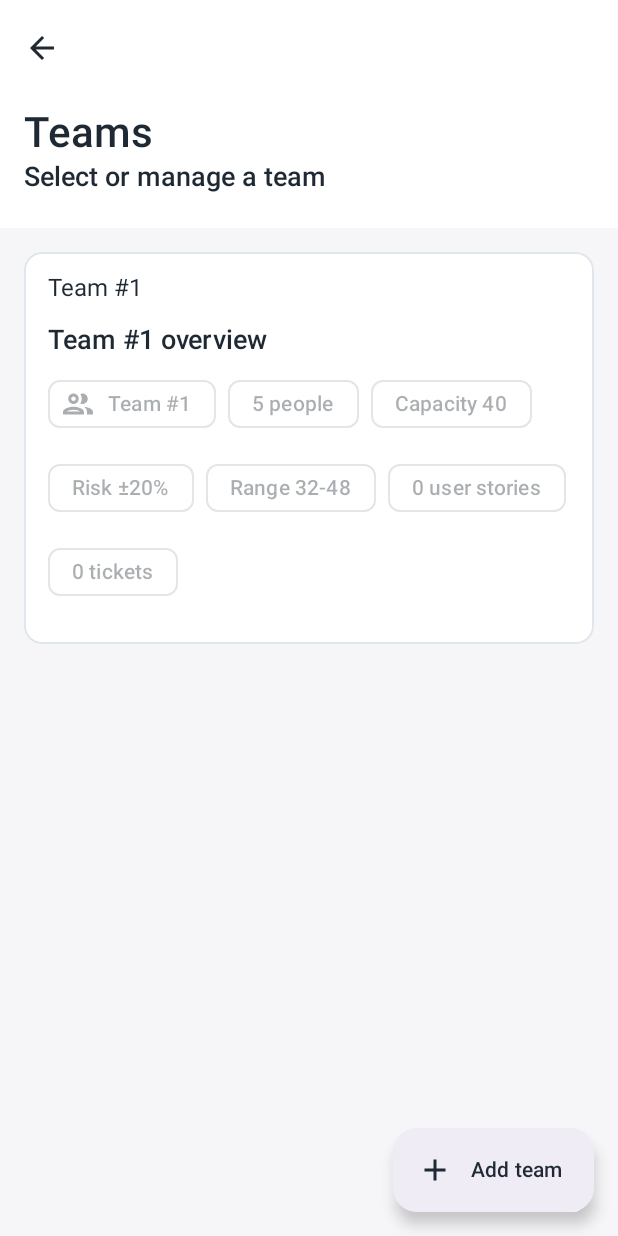
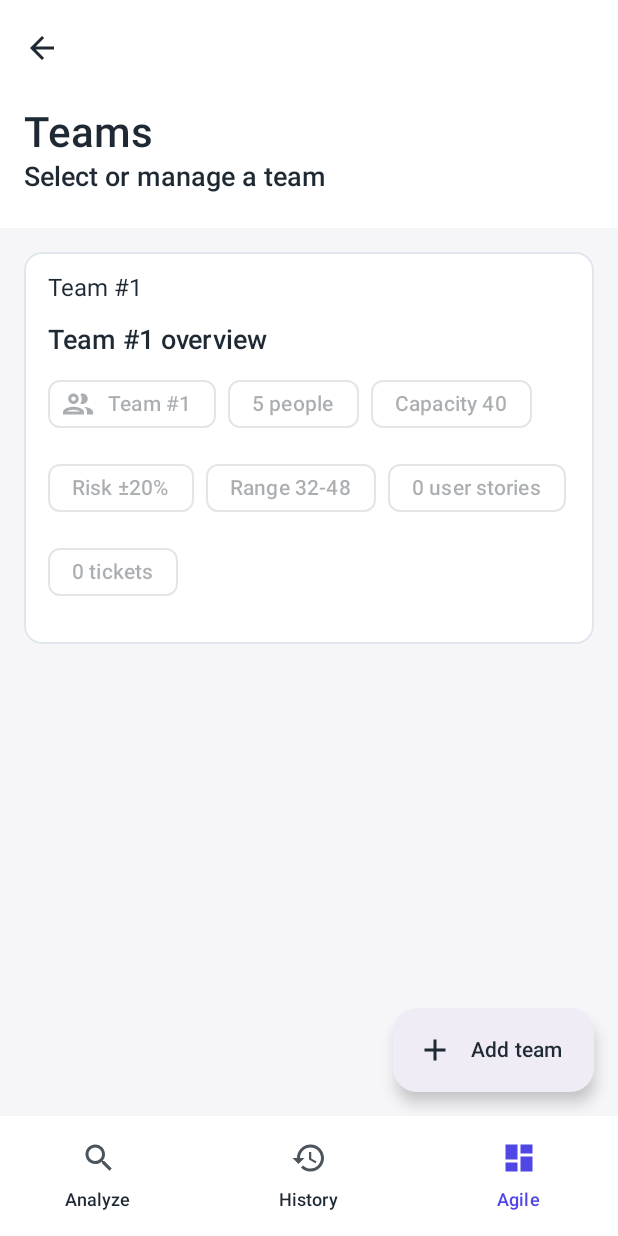
Before and after one commit to Sirelon/AICalories, an Android app built with Jetpack Compose: the @Preview function App, on a phone screen of 412 x 824 dp. Run offline under Robolectric (Android 15) with nearby library versions, the light colour scheme and no system bars; our stand-ins replace Navigation 3; libraries missing offline, so code that uses them is left out: com.mohamedrejeb.calf.

Commit message:
Add responsive navigation layout (#32)
Co-authored-by: sirelon <sasha.sirelon@gmail.com>

```diff
--- a/composeApp/src/commonMain/kotlin/com/sirelon/aicalories/App.kt
+++ b/composeApp/src/commonMain/kotlin/com/sirelon/aicalories/App.kt
@@ -2,13 +2,8 @@ package com.sirelon.aicalories
 
 import androidx.compose.foundation.layout.fillMaxSize
 import androidx.compose.runtime.Composable
-import androidx.compose.runtime.mutableStateListOf
-import androidx.compose.runtime.remember
 import androidx.compose.ui.Modifier
 import androidx.compose.ui.tooling.preview.Preview
-import androidx.navigation3.runtime.entryProvider
-import androidx.navigation3.runtime.rememberSaveableStateHolderNavEntryDecorator
-import androidx.navigation3.ui.NavDisplay
 import coil3.ImageLoader
 import coil3.compose.setSingletonImageLoaderFactory
 import com.mohamedrejeb.calf.picker.coil.KmpFileFetcher
@@ -19,7 +14,13 @@ import com.sirelon.aicalories.features.agile.AgileRoot
 import com.sirelon.aicalories.features.analyze.ui.AnalyzeScreen
 import com.sirelon.aicalories.features.history.ui.HistoryScreenRoute
 import com.sirelon.aicalories.navigation.AppDestination
+import com.sirelon.aicalories.navigation.AppNavigationLayout
 import org.koin.compose.KoinApplication
+import androidx.compose.runtime.mutableStateListOf
+import androidx.compose.runtime.remember
+import androidx.navigation3.runtime.entryProvider
+import androidx.navigation3.runtime.rememberSaveableStateHolderNavEntryDecorator
+import androidx.navigation3.ui.NavDisplay
 
 @Composable
 @Preview
@@ -37,9 +38,7 @@ fun App() {
     ) {
         AppTheme {
             val navBackStack = remember {
-                val startDestination = AppDestination.Agile
-
-                mutableStateListOf<AppDestination>(startDestination)
+                mutableStateListOf<AppDestination>(AppDestination.Agile)
             }
 
             val popDestination: () -> Unit = {
@@ -47,9 +46,9 @@ fun App() {
                     navBackStack.removeLastOrNull()
                 }
             }
+
             val showBackButton: Boolean = navBackStack.size > 1
-
-            fun navigateTo(destination: AppDestination) {
+            val navigateTo: (AppDestination) -> Unit = { destination ->
                 if (navBackStack.lastOrNull() != destination) {
                     navBackStack.add(destination)
                 }
@@ -61,6 +60,10 @@ fun App() {
                 }
             }
 
+            AppNavigationLayout(
+                currentDestination = navBackStack.last(),
+                onNavigate = navigateTo,
+            ) {
                 NavDisplay(
                     modifier = Modifier.fillMaxSize(),
                     backStack = navBackStack,
@@ -87,3 +90,4 @@ fun App() {
             }
         }
     }
+}
--- a/composeApp/src/commonMain/kotlin/com/sirelon/aicalories/features/agile/AgileRoot.kt
+++ b/composeApp/src/commonMain/kotlin/com/sirelon/aicalories/features/agile/AgileRoot.kt
@@ -1,15 +1,17 @@
 package com.sirelon.aicalories.features.agile
 
+import androidx.compose.foundation.layout.Row
 import androidx.compose.foundation.layout.fillMaxSize
+import androidx.compose.foundation.layout.fillMaxWidth
+import androidx.compose.foundation.layout.padding
 import androidx.compose.runtime.Composable
 import androidx.compose.runtime.mutableStateListOf
 import androidx.compose.runtime.remember
 import androidx.compose.ui.Modifier
-import androidx.navigation3.runtime.entryProvider
-import androidx.navigation3.runtime.rememberSaveableStateHolderNavEntryDecorator
-import androidx.navigation3.ui.NavDisplay
+import androidx.compose.ui.platform.LocalWindowInfo
+import androidx.compose.ui.unit.dp
+import com.sirelon.aicalories.features.agile.capacity.CapacityResultScreen
 import com.sirelon.aicalories.features.agile.navigation.AgileDestination
-import com.sirelon.aicalories.features.agile.capacity.CapacityResultScreen
 import com.sirelon.aicalories.features.agile.team.TeamScreen
 import com.sirelon.aicalories.features.agile.teamlist.TeamPickerScreen
 
@@ -20,6 +22,8 @@ fun AgileRoot(
     val navBackStack = remember {
         mutableStateListOf<AgileDestination>(AgileDestination.TeamPicker)
     }
+    val windowInfo = LocalWindowInfo.current
+    val isWide = windowInfo.containerDpSize.width >= 960.dp
 
     val popDestination: () -> Unit = {
         if (navBackStack.size > 1) {
@@ -42,13 +46,42 @@ fun AgileRoot(
         navBackStack.removeLastOrNull()
     }
 
-    NavDisplay(
-        modifier = Modifier.fillMaxSize(),
-        backStack = navBackStack,
-        entryDecorators = listOf(rememberSaveableStateHolderNavEntryDecorator<AgileDestination>()),
-        entryProvider = entryProvider<AgileDestination> {
-            entry<AgileDestination.TeamPicker> {
+    val current = navBackStack.last()
+    if (isWide && current is AgileDestination.StoryBoard) {
+        Row(
+            modifier = Modifier
+                .fillMaxSize()
+                .padding(horizontal = 16.dp),
+        ) {
+            androidx.compose.foundation.layout.Box(modifier = Modifier.weight(0.42f)) {
                 TeamPickerScreen(
+                    onBack = onExit,
+                    onTeamSelected = { teamId ->
+                        replaceTopDestination(AgileDestination.StoryBoard(teamId))
+                    },
+                    onOpenTeamSettings = { teamId ->
+                        pushDestination(AgileDestination.TeamSettings(teamId))
+                    },
+                )
+            }
+            androidx.compose.foundation.layout.Box(
+                modifier = Modifier
+                    .padding(start = 16.dp)
+                    .weight(0.58f),
+            ) {
+                AgileScreen(
+                    onBack = popDestination,
+                    onOpenTeamPicker = { pushDestination(AgileDestination.TeamSwitcher) },
+                    onOpenCapacityResult = { teamId ->
+                        pushDestination(AgileDestination.CapacityResult(teamId))
+                    },
+                    teamId = current.teamId,
+                )
+            }
+        }
+    } else {
+        when (current) {
+            AgileDestination.TeamPicker -> TeamPickerScreen(
                 onBack = onExit,
                 onTeamSelected = { teamId ->
                     pushDestination(AgileDestination.StoryBoard(teamId))
@@ -57,19 +90,8 @@ fun AgileRoot(
                     pushDestination(AgileDestination.TeamSettings(teamId))
                 },
             )
-            }
-            entry<AgileDestination.StoryBoard> { destination ->
-                AgileScreen(
-                    onBack = popDestination,
-                    onOpenTeamPicker = { pushDestination(AgileDestination.TeamSwitcher) },
-                    onOpenCapacityResult = { teamId ->
-                        pushDestination(AgileDestination.CapacityResult(teamId))
-                    },
-                    teamId = destination.teamId,
-                )
-            }
-            entry<AgileDestination.TeamSwitcher> {
-                TeamPickerScreen(
+
+            AgileDestination.TeamSwitcher -> TeamPickerScreen(
                 onBack = popDestination,
                 onTeamSelected = { teamId ->
                     removeTopDestination()
@@ -79,19 +101,25 @@ fun AgileRoot(
                     pushDestination(AgileDestination.TeamSettings(teamId))
                 },
             )
-            }
-            entry<AgileDestination.TeamSettings> { destination ->
-                TeamScreen(
+
+            is AgileDestination.StoryBoard -> AgileScreen(
                 onBack = popDestination,
-                    teamId = destination.teamId,
+                onOpenTeamPicker = { pushDestination(AgileDestination.TeamSwitcher) },
+                onOpenCapacityResult = { teamId ->
+                    pushDestination(AgileDestination.CapacityResult(teamId))
+                },
+                teamId = current.teamId,
+            )
+
+            is AgileDestination.TeamSettings -> TeamScreen(
+                onBack = popDestination,
+                teamId = current.teamId,
+            )
+
+            is AgileDestination.CapacityResult -> CapacityResultScreen(
+                onBack = popDestination,
+                teamId = current.teamId,
             )
         }
-            entry<AgileDestination.CapacityResult> { destination ->
-                CapacityResultScreen(
-                    onBack = popDestination,
-                    teamId = destination.teamId,
-                )
     }
-        },
-    )
 }
--- a/composeApp/src/commonMain/kotlin/com/sirelon/aicalories/features/agile/AgileScreen.kt
+++ b/composeApp/src/commonMain/kotlin/com/sirelon/aicalories/features/agile/AgileScreen.kt
@@ -54,6 +54,7 @@ import org.koin.core.parameter.parametersOf
 
 @Composable
 fun AgileScreen(
+    modifier: Modifier = Modifier,
     onBack: () -> Unit,
     onOpenTeamPicker: () -> Unit,
     onOpenCapacityResult: (Int) -> Unit,
@@ -69,12 +70,14 @@ fun AgileScreen(
         onOpenTeamPicker = onOpenTeamPicker,
         onOpenCapacityResult = onOpenCapacityResult,
         onEvent = viewModel::onEvent,
+        modifier = modifier,
     )
 }
 
 @Composable
 private fun AgileScreenContent(
     state: AgileContract.AgileState,
+    modifier: Modifier = Modifier,
     onBack: () -> Unit,
     onOpenTeamPicker: () -> Unit,
     onOpenCapacityResult: (Int) -> Unit,
@@ -91,7 +94,7 @@ private fun AgileScreenContent(
 
 
     Scaffold(
-        modifier = Modifier
+        modifier = modifier
             .nestedScroll(scrollBehavior.nestedScrollConnection),
         topBar = {
             AppLargeAppBar(
--- /dev/null
+++ b/composeApp/src/commonMain/kotlin/com/sirelon/aicalories/navigation/AppNavigationLayout.kt
@@ -0,0 +1,160 @@
+package com.sirelon.aicalories.navigation
+
+import androidx.compose.foundation.background
+import androidx.compose.foundation.layout.Box
+import androidx.compose.foundation.layout.Row
+import androidx.compose.foundation.layout.fillMaxHeight
+import androidx.compose.foundation.layout.fillMaxSize
+import androidx.compose.foundation.layout.padding
+import androidx.compose.foundation.layout.widthIn
+import androidx.compose.material.icons.Icons
+import androidx.compose.material.icons.filled.Dashboard
+import androidx.compose.material.icons.filled.History
+import androidx.compose.material.icons.filled.Search
+import androidx.compose.material3.NavigationBar
+import androidx.compose.material3.NavigationBarItem
+import androidx.compose.material3.NavigationRail
+import androidx.compose.material3.NavigationRailItem
+import androidx.compose.material3.Surface
+import androidx.compose.material3.Text
+import androidx.compose.material3.VerticalDivider
+import androidx.compose.runtime.Composable
+import androidx.compose.ui.Modifier
+import androidx.compose.ui.graphics.Brush
+import androidx.compose.ui.graphics.Color
+import androidx.compose.ui.graphics.vector.ImageVector
+import androidx.compose.ui.platform.LocalWindowInfo
+import androidx.compose.ui.unit.dp
+import com.sirelon.aicalories.designsystem.AppDimens
+import com.sirelon.aicalories.designsystem.AppTheme
+
+@Composable
+fun AppNavigationLayout(
+    currentDestination: AppDestination,
+    onNavigate: (AppDestination) -> Unit,
+    content: @Composable () -> Unit,
+) {
+    val windowInfo = LocalWindowInfo.current
+    val isWide = windowInfo.containerDpSize.width >= 720.dp
+    val gradient = Brush.verticalGradient(
+        listOf(
+            AppTheme.colors.background,
+            AppTheme.colors.surface,
+        ),
+    )
+    val outline = AppTheme.colors.outline.copy(alpha = 0.15f)
+    val containerColor = Color.Transparent
+
+    if (isWide) {
+        Row(
+            modifier = Modifier
+                .fillMaxSize()
+                .background(gradient),
+        ) {
+            Surface(
+                modifier = Modifier.fillMaxHeight(),
+                color = containerColor,
+                tonalElevation = 0.dp,
+            ) {
+                NavigationRail(
+                    modifier = Modifier
+                        .widthIn(min = 104.dp)
+                        .padding(vertical = AppDimens.Spacing.xl3),
+                    header = {
+                        Text(
+                            modifier = Modifier.padding(horizontal = AppDimens.Spacing.xl3),
+                            text = "AI Calories",
+                            style = AppTheme.typography.headline,
+                            color = AppTheme.colors.onSurface,
+                        )
+                    },
+                ) {
+                    topLevelDestinations.forEach { item ->
+                        val isSelected = currentDestination == item.destination
+                        NavigationRailItem(
+                            selected = isSelected,
+                            onClick = { onNavigate(item.destination) },
+                            icon = {
+                                item.Icon(
+                                    tint = if (isSelected) AppTheme.colors.primary else AppTheme.colors.onSurface.copy(
+                                        alpha = 0.75f,
+                                    ),
+                                )
+                            },
+                            label = { Text(item.label) },
+                        )
+                    }
+                }
+            }
+            VerticalDivider(
+                modifier = Modifier.fillMaxHeight(),
+                color = outline,
+            )
+            Box(
+                modifier = Modifier
+                    .padding(horizontal = AppDimens.Spacing.xl4)
+                    .fillMaxSize(),
+            ) {
+                content()
+            }
+        }
+    } else {
+        Surface(
+            modifier = Modifier.fillMaxSize(),
+            color = containerColor,
+        ) {
+            androidx.compose.material3.Scaffold(
+                modifier = Modifier
+                    .fillMaxSize()
+                    .background(gradient),
+                containerColor = containerColor,
+                bottomBar = {
+                    NavigationBar(
+                        containerColor = AppTheme.colors.surface.copy(alpha = 0.95f),
+                    ) {
+                        topLevelDestinations.forEach { item ->
+                            val isSelected = currentDestination == item.destination
+                            NavigationBarItem(
+                                selected = isSelected,
+                                onClick = { onNavigate(item.destination) },
+                                icon = {
+                                    item.Icon(
+                                        tint = if (isSelected) AppTheme.colors.primary else AppTheme.colors.onSurface.copy(
+                                            alpha = 0.8f,
+                                        ),
+                                    )
+                                },
+                                label = { Text(item.label) },
+                            )
+                        }
+                    }
+                },
+            ) { padding ->
+                Box(
+                    modifier = Modifier
+                        .padding(padding)
+                        .fillMaxSize(),
+                ) {
+                    content()
+                }
+            }
+        }
+    }
+}
+
+private val topLevelDestinations = listOf(
+    AppNavItem(AppDestination.Analyze, "Analyze", Icons.Filled.Search),
+    AppNavItem(AppDestination.History, "History", Icons.Filled.History),
+    AppNavItem(AppDestination.Agile, "Agile", Icons.Filled.Dashboard),
+)
+
+private data class AppNavItem(
+    val destination: AppDestination,
+    val label: String,
+    val icon: ImageVector,
+) {
+    @Composable
+    fun Icon(tint: Color) {
+        androidx.compose.material3.Icon(imageVector = icon, contentDescription = label, tint = tint)
+    }
+}
```
Also changed, not shown: composeApp/src/commonMain/kotlin/com/sirelon/aicalories/features/analyze/ui/AnalyzeScreen.kt (+2 -7 lines). Lines whose indentation alone changed are shown as unchanged.
